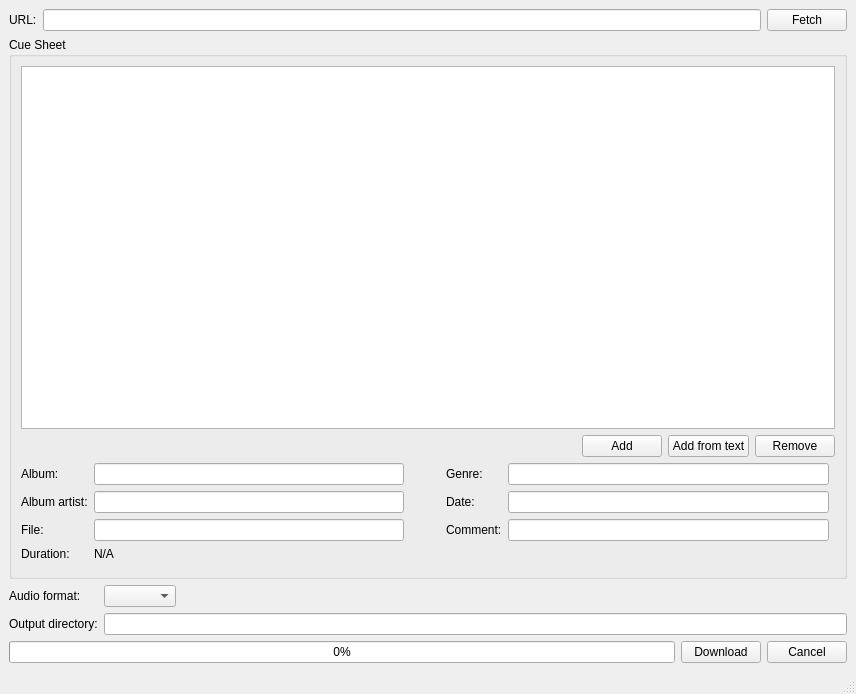
The window that src/mainwindow.ui (trialuser02/ytbtocue) describes before a commit, drawn with Qt 5.
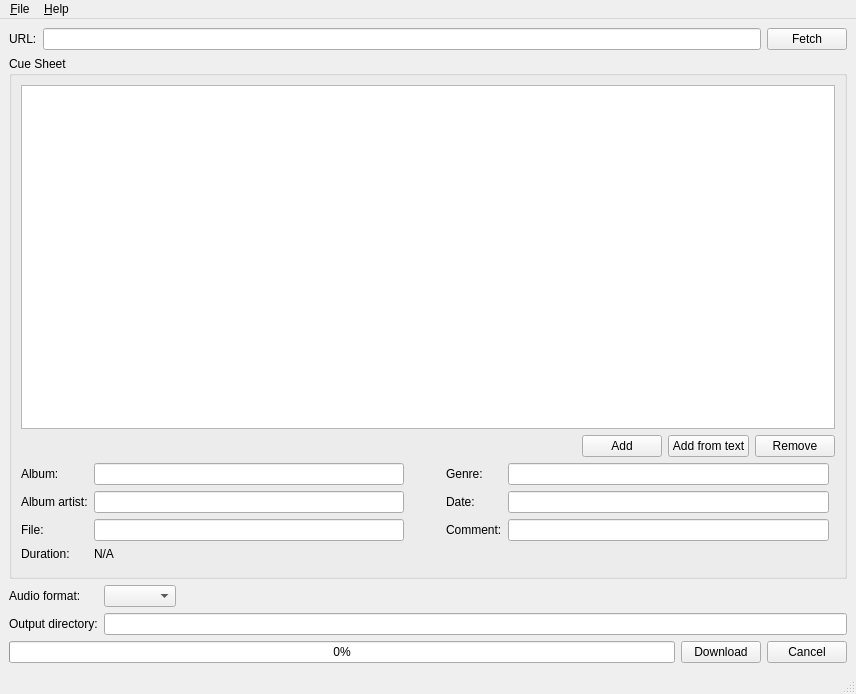
The same window after the commit. Icons and pictures are not drawn.

Commit message: added menu bar

Patch:
```diff
--- a/src/mainwindow.ui
+++ b/src/mainwindow.ui
@@ -327,6 +327,23 @@
      <height>29</height>
     </rect>
    </property>
+   <widget class="QMenu" name="menu_File">
+    <property name="title">
+     <string>&amp;File</string>
+    </property>
+    <addaction name="saveAsAction"/>
+    <addaction name="separator"/>
+    <addaction name="exitAction"/>
+   </widget>
+   <widget class="QMenu" name="menu_Help">
+    <property name="title">
+     <string>&amp;Help</string>
+    </property>
+    <addaction name="aboutAction"/>
+    <addaction name="aboutQtAction"/>
+   </widget>
+   <addaction name="menu_File"/>
+   <addaction name="menu_Help"/>
   </widget>
   <widget class="QStatusBar" name="statusbar"/>
  </widget>
```
Left out of the diff: 24 changed lines with no effect on the pictures. The commit also changes 2 other files.
